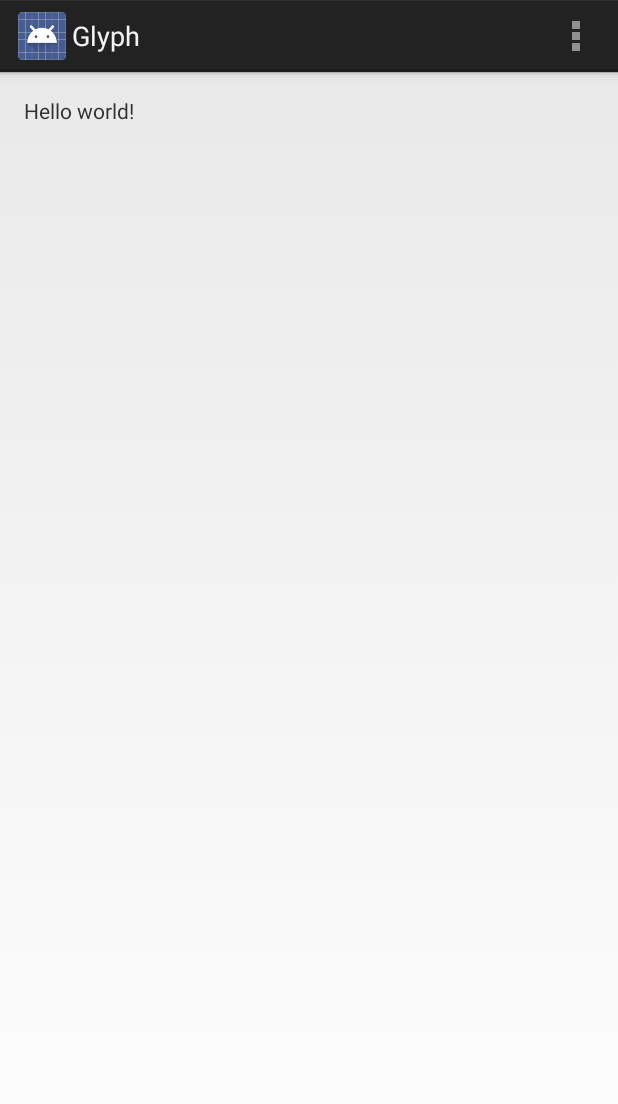
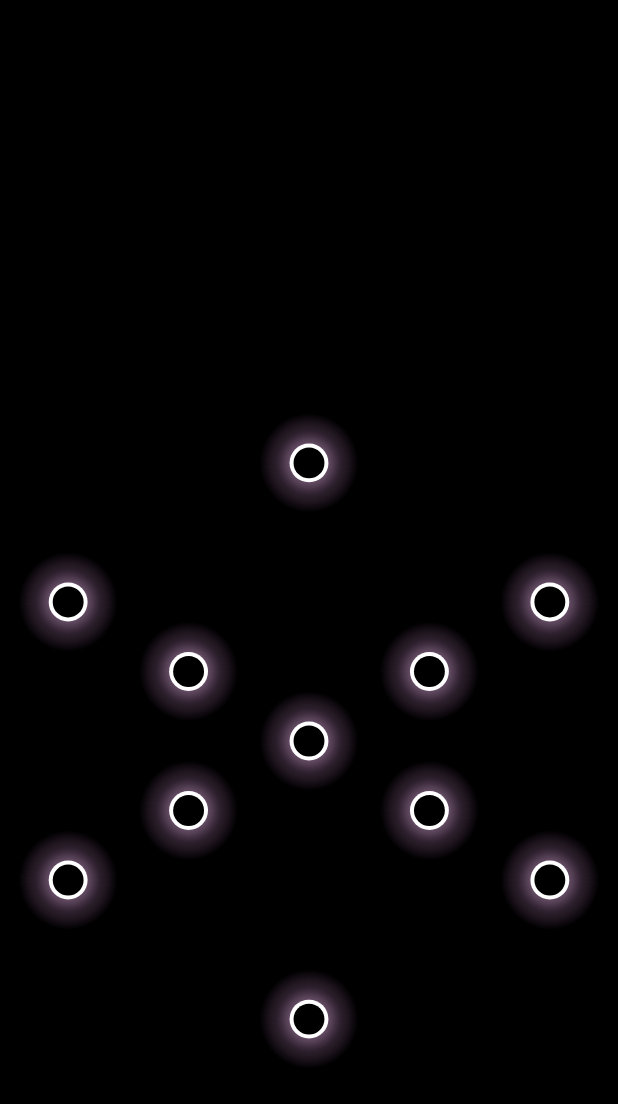
Before and after one commit to geckour/Glyph, an Android app: the screen it shows after launch (MyActivity), on a phone screen of 412 x 824 dp. Shown: the top 1104 px of the screen. Run offline under Robolectric (Android 15) with nearby library versions, the phone set to English and light mode, and no system bars.

Commit message:
draw base screen

```diff
--- a/app/src/main/java/jp/co/example/geckour/glyph/MyActivity.java
+++ b/app/src/main/java/jp/co/example/geckour/glyph/MyActivity.java
@@ -1,9 +1,18 @@
 package jp.co.example.geckour.glyph;
 
+import android.app.ActionBar;
 import android.app.Activity;
+import android.content.Context;
+import android.graphics.Canvas;
+import android.graphics.Color;
+import android.graphics.Paint;
+import android.graphics.Point;
+import android.graphics.PointF;
 import android.os.Bundle;
+import android.view.Display;
 import android.view.Menu;
 import android.view.MenuItem;
+import android.view.View;
 
 
 public class MyActivity extends Activity {
@@ -11,7 +20,11 @@ public class MyActivity extends Activity {
     @Override
     protected void onCreate(Bundle savedInstanceState) {
         super.onCreate(savedInstanceState);
-        setContentView(R.layout.activity_my);
+        MyView view = new MyView(this);
+        setContentView(view);
+
+        ActionBar actionBar = getActionBar();
+        actionBar.hide();
     }
 
 
@@ -33,4 +46,68 @@ public class MyActivity extends Activity {
         }
         return super.onOptionsItemSelected(item);
     }
+
+    class MyView extends View {
+        Display display = getWindowManager().getDefaultDisplay();
+        Point point = new Point();
+        float offsetX, offsetY;
+        Paint p = new Paint();
+        double cr = Math.PI/3;
+        double radius;
+        PointF[] dots = new PointF[11];
+
+        public MyView(Context context) {
+            super(context);
+
+            display.getSize(point);
+            offsetX = point.x / 2;
+            offsetY = point.y / 2 + (point.y - point.x) / 5;
+            radius = offsetX * 0.9;
+            p.setAntiAlias(true);
+
+            for (int i = 0; i < 11; i++) {
+                dots[i] = new PointF();
+            }
+
+            dots[0].set(offsetX, offsetY);
+            for (int i = 1; i < 5; i++) {
+                int j = i;
+                if(i > 1) {
+                    j++;
+                    if (i > 3) {
+                        j++;
+                    }
+                }
+                dots[i].set((float)(Math.cos(cr*(j-0.5)) * (radius / 2) + offsetX), (float) (Math.sin(cr * (j-0.5)) * (radius / 2) + offsetY));
+            }
+            for (int i = 5; i < 11; i++) {
+                dots[i].set((float) (Math.cos(cr*(i-0.5)) * radius + offsetX), (float) (Math.sin(cr*(i-0.5)) * radius + offsetY));
+            }
+        }
+
+        @Override
+        public void onDraw(Canvas c) {
+            c.drawColor(getResources().getColor(R.color.background));
+
+            float dotRadius = (float)radius/18;
+            for (int i = 0; i < 11; i++) {
+                int alpha = 5;
+                for (int j = 0; j < 30; j++) {
+                    if (j < 16) {
+                        p.setColor(Color.argb(alpha, 150, 120, 150));
+                    } else {
+                        p.setColor(Color.argb(++alpha, 150, 120, 150));
+                    }
+                    p.setStyle(Paint.Style.FILL);
+                    c.drawCircle(dots[i].x, dots[i].y, dotRadius + 4 + 30 - j, p);
+                }
+                p.setColor(getResources().getColor(R.color.dots));
+                p.setStyle(Paint.Style.FILL);
+                c.drawCircle(dots[i].x, dots[i].y, dotRadius + 4, p);
+                p.setColor(getResources().getColor(R.color.background));
+                p.setStyle(Paint.Style.FILL);
+                c.drawCircle(dots[i].x, dots[i].y, dotRadius, p);
+            }
+        }
+    }
 }
--- a/app/src/main/res/layout/activity_my.xml
+++ b/app/src/main/res/layout/activity_my.xml
@@ -6,11 +6,8 @@
     android:paddingRight="@dimen/activity_horizontal_margin"
     android:paddingTop="@dimen/activity_vertical_margin"
     android:paddingBottom="@dimen/activity_vertical_margin"
-    tools:context=".MyActivity">
-
-    <TextView
-        android:text="@string/hello_world"
-        android:layout_width="wrap_content"
-        android:layout_height="wrap_content" />
+    tools:context=".MyActivity"
+    android:background="@color/background"
+    android:clickable="false">
 
 </RelativeLayout>
--- /dev/null
+++ b/app/src/main/res/values/color.xml
@@ -0,0 +1,5 @@
+<?xml version="1.0" encoding="utf-8"?>
+<resources>
+    <color name="background">#000000</color>
+    <color name="dots">#ffffff</color>
+</resources>
```
Also changed, not shown: app/src/main/res/drawable-hdpi/ic_launcher.png, app/src/main/res/drawable-hdpi/ic_launcher_org.png (added), app/src/main/res/drawable-mdpi/ic_launcher.png, app/src/main/res/drawable-mdpi/ic_launcher_org.png (added), app/src/main/res/drawable-xhdpi/ic_launcher.png, app/src/main/res/drawable-xhdpi/ic_launcher_org.png (added), app/src/main/res/drawable-xxhdpi/ic_launcher.png, app/src/main/res/drawable-xxhdpi/ic_launcher_org.png (added).
